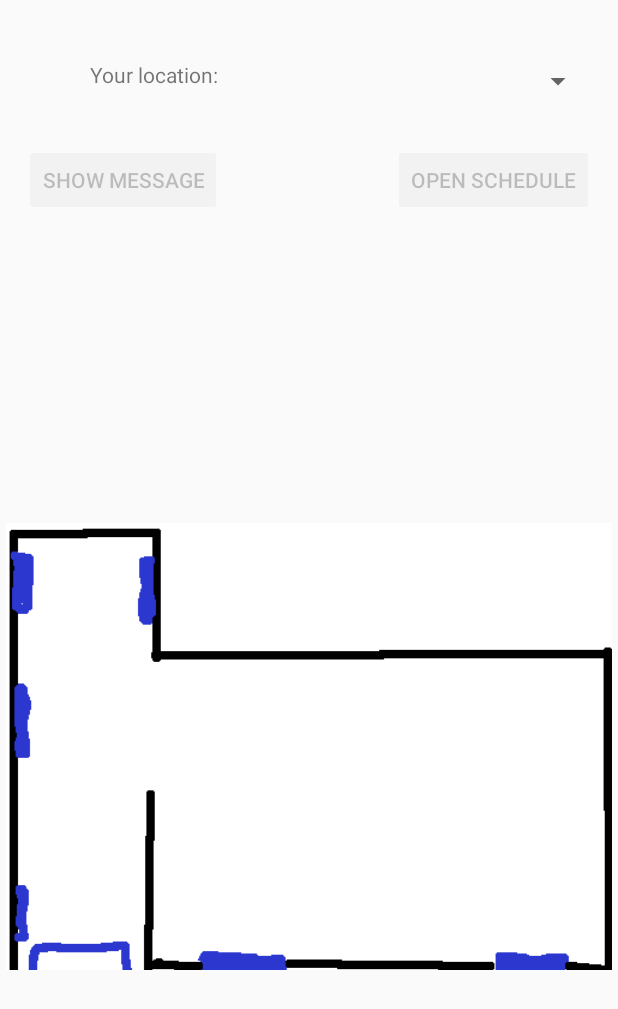
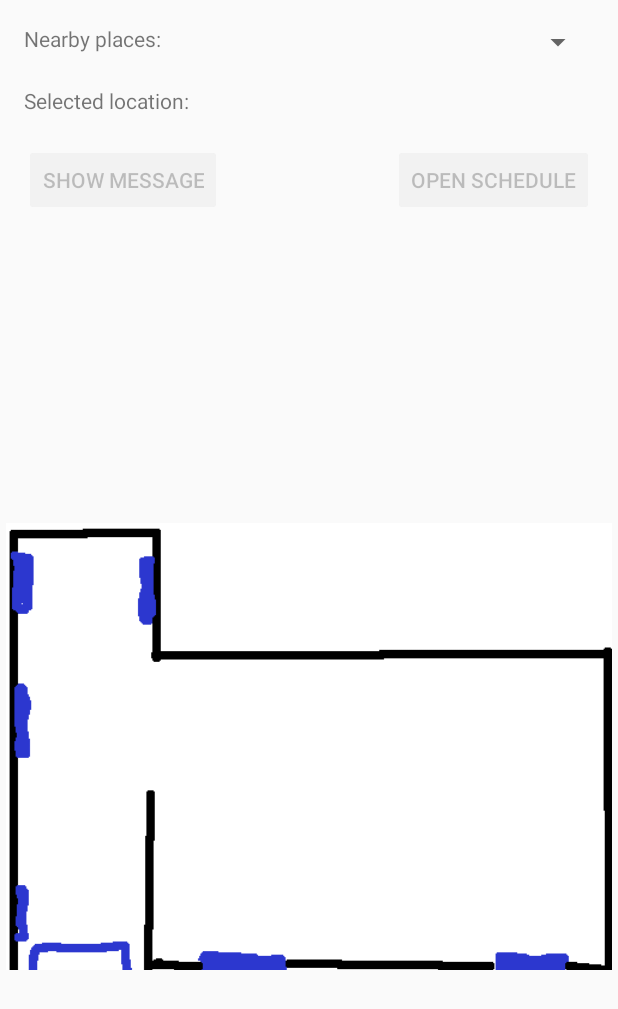
Before and after one commit to Openroads/BeaconNavPK, an Android app: the layout activity_nav.xml on its own in the app's theme, with its tools: preview values and no code run, on a phone screen of 412 x 824 dp. Shown: the top 1009 px of the screen. Run offline under Robolectric (Android 15) with nearby library versions, the phone set to English and light mode, and no system bars; plain views replace PhotoView.

```diff
--- a/app/src/main/AndroidManifest.xml
+++ b/app/src/main/AndroidManifest.xml
@@ -16,7 +16,7 @@
 
         <activity android:name=".NavigationActivity">
         </activity>
-        <activity android:name=".WelcomeActivity">
+        <activity android:name=".WelcomeActivity"><!--android:theme="@style/Theme.AppCompat.NoActionBar"-->
             <intent-filter>
                 <action android:name="android.intent.action.MAIN"/>
 
--- a/app/src/main/java/pk/edu/dariusz/beaconnavpk/model/BeaconInfo.kt
+++ b/app/src/main/java/pk/edu/dariusz/beaconnavpk/model/BeaconInfo.kt
@@ -5,5 +5,5 @@ import org.threeten.bp.LocalDateTime
 
 data class BeaconInfo(
     val advertisedId: AdvertisedId, val beaconName: String, val attachments: List<AttachmentInfo>,
-    var fetchDate: LocalDateTime = LocalDateTime.now()
+    var fetchDate: LocalDateTime = LocalDateTime.now(), var distance: Double?
 )
--- a/app/src/main/res/layout/activity_nav.xml
+++ b/app/src/main/res/layout/activity_nav.xml
@@ -22,16 +22,16 @@
             android:text="@string/location_name_text"
             android:layout_width="wrap_content"
             android:layout_height="wrap_content"
-            android:id="@+id/locationNameTextView"
-            app:layout_constraintStart_toStartOf="parent" android:layout_marginStart="60dp"
-            android:layout_marginTop="40dp" app:layout_constraintTop_toTopOf="parent"
-    />
+            android:id="@+id/selectedLocationLabel"
+            app:layout_constraintStart_toStartOf="parent" android:layout_marginStart="16dp"
+            android:layout_marginTop="22dp" app:layout_constraintTop_toBottomOf="@+id/nearbyBeaconsLabel"/>
     <Spinner
             android:layout_width="0dp"
             android:layout_height="wrap_content" android:id="@+id/nearby_beacons_spinner"
-            app:layout_constraintStart_toEndOf="@+id/locationNameTextView"
-            android:layout_marginStart="8dp" app:layout_constraintEnd_toEndOf="parent" android:layout_marginEnd="16dp"
-            app:layout_constraintTop_toTopOf="parent" android:layout_marginTop="42dp"/>
+            app:layout_constraintEnd_toEndOf="parent" android:layout_marginEnd="16dp"
+            app:layout_constraintStart_toEndOf="@+id/show_message_button" android:layout_marginStart="8dp"
+            app:layout_constraintHorizontal_bias="1.0" android:layout_marginTop="16dp"
+            app:layout_constraintTop_toTopOf="parent"/>
     <Button
             android:text="Show message"
             android:layout_width="wrap_content"
@@ -54,4 +54,18 @@
             android:enabled="false"
             app:layout_constraintEnd_toEndOf="parent" android:layout_marginEnd="16dp" android:layout_marginStart="8dp"
             app:layout_constraintStart_toStartOf="parent" app:layout_constraintHorizontal_bias="1.0"/>
+    <TextView
+            android:text="Nearby places:"
+            android:layout_width="wrap_content"
+            android:layout_height="wrap_content"
+            android:id="@+id/nearbyBeaconsLabel"
+            app:layout_constraintTop_toTopOf="parent" android:layout_marginTop="16dp"
+            app:layout_constraintStart_toStartOf="parent" android:layout_marginStart="16dp"/>
+    <TextView
+            android:layout_width="wrap_content"
+            android:layout_height="wrap_content"
+            android:id="@+id/selectedLocationText"
+            app:layout_constraintStart_toEndOf="@+id/show_message_button"
+            android:layout_marginStart="8dp"
+            android:layout_marginTop="16dp" app:layout_constraintTop_toBottomOf="@+id/nearby_beacons_spinner"/>
 </android.support.constraint.ConstraintLayout>
--- a/app/src/main/res/values/strings.xml
+++ b/app/src/main/res/values/strings.xml
@@ -4,5 +4,5 @@
     <string name="week_odd">Nieparzyste</string>
     <string name="week_even">Parzyste</string>
     <string name="other">Wszystkie</string>
-    <string name="location_name_text">Your location:</string>
+    <string name="location_name_text">Selected location:</string>
 </resources>
--- a/app/src/main/res/values/styles.xml
+++ b/app/src/main/res/values/styles.xml
@@ -7,6 +7,8 @@
         <item name="colorPrimaryDark">@color/colorPrimaryDark</item>
         <item name="colorAccent">@color/colorAccent</item>
         <item name="android:dropDownListViewStyle">@style/SpinnerStyle</item>
+        <!--<item name="windowActionBar">false</item>-->
+        <!--<item name="windowNoTitle">true</item> uncomment to hide action bar-->
     </style>
 
     <style name="SpinnerStyle" parent="Widget.AppCompat.ListView.DropDown">
```
Also changed, not shown: app/src/main/java/pk/edu/dariusz/beaconnavpk/BeaconSpinnerAdapter.kt (+8 -2 lines), app/src/main/java/pk/edu/dariusz/beaconnavpk/NavigationActivity.kt (+19 -14 lines), app/src/main/java/pk/edu/dariusz/beaconnavpk/ProximityApiManager.kt (+22 -10 lines).
